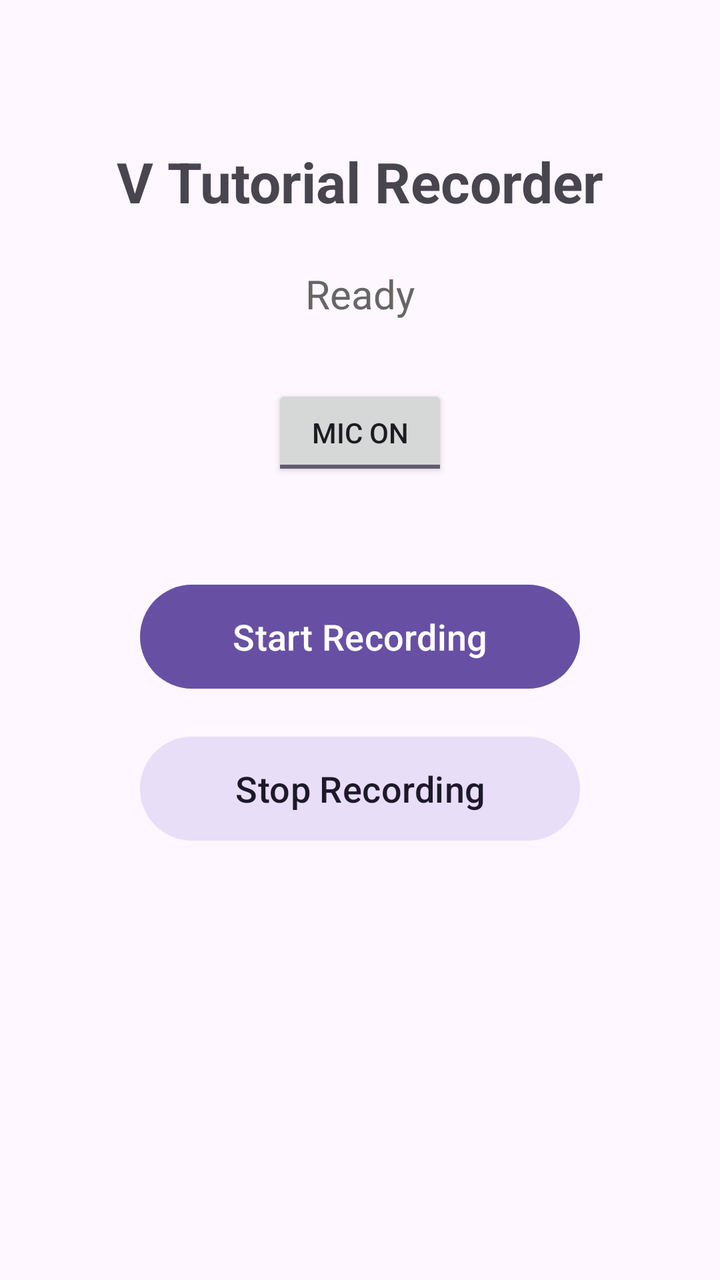
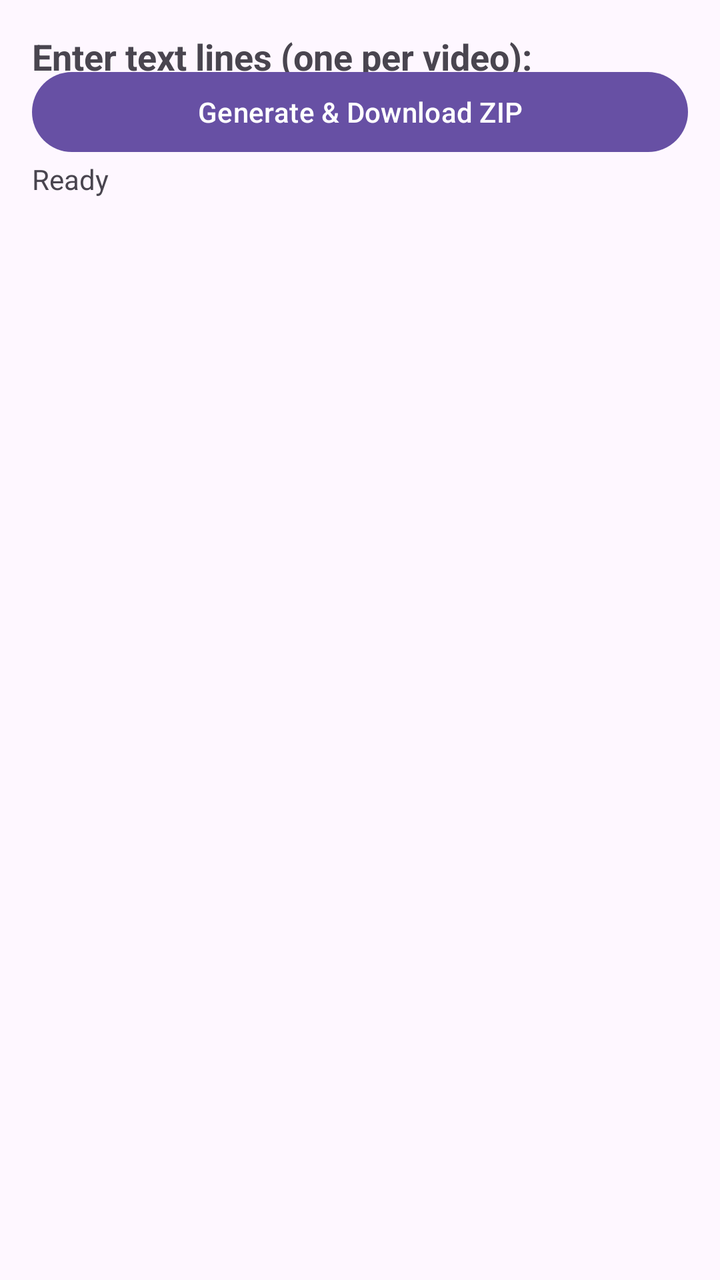

Two renders of the same Android screen: before a commit and after it. Below are the layout's source before the change and the commit's diff.
<!-- AndroidManifest.xml: application theme Theme.ShortsVideoGenerator -->
<!-- res/layout/activity_main.xml -->
<?xml version="1.0" encoding="utf-8"?>

<androidx.constraintlayout.widget.ConstraintLayout 
    xmlns:android="http://schemas.android.com/apk/res/android"
    xmlns:app="http://schemas.android.com/apk/res-auto"
    android:layout_width="match_parent"
    android:layout_height="match_parent"
    android:padding="24dp">

    <TextView
        android:id="@+id/tvTitle"
        android:layout_width="wrap_content"
        android:layout_height="wrap_content"
        android:text="V Tutorial Recorder"
        android:textSize="28sp"
        android:textStyle="bold"
        app:layout_constraintTop_toTopOf="parent"
        app:layout_constraintStart_toStartOf="parent"
        app:layout_constraintEnd_toEndOf="parent"
        android:layout_marginTop="48dp"/>

    <TextView
        android:id="@+id/tvStatus"
        android:layout_width="wrap_content"
        android:layout_height="wrap_content"
        android:text="Ready"
        android:textSize="20sp"
        android:textColor="#666666"
        app:layout_constraintTop_toBottomOf="@id/tvTitle"
        app:layout_constraintStart_toStartOf="parent"
        app:layout_constraintEnd_toEndOf="parent"
        android:layout_marginTop="24dp"/>

    <ToggleButton
        android:id="@+id/toggleAudio"
        android:layout_width="wrap_content"
        android:layout_height="wrap_content"
        android:textOn="Mic On"
        android:textOff="Mic Off"
        android:checked="true"
        app:layout_constraintTop_toBottomOf="@id/tvStatus"
        app:layout_constraintStart_toStartOf="parent"
        app:layout_constraintEnd_toEndOf="parent"
        android:layout_marginTop="32dp"/>

    <com.google.android.material.button.MaterialButton
        android:id="@+id/btnStart"
        android:layout_width="220dp"
        android:layout_height="60dp"
        android:text="Start Recording"
        android:textSize="18sp"
        app:layout_constraintTop_toBottomOf="@id/toggleAudio"
        app:layout_constraintStart_toStartOf="parent"
        app:layout_constraintEnd_toEndOf="parent"
        android:layout_marginTop="48dp"/>

    <com.google.android.material.button.MaterialButton
        android:id="@+id/btnStop"
        android:layout_width="220dp"
        android:layout_height="60dp"
        android:text="Stop Recording"
        android:textSize="18sp"
        style="@style/Widget.Material3.Button.TonalButton"
        app:layout_constraintTop_toBottomOf="@id/btnStart"
        app:layout_constraintStart_toStartOf="parent"
        app:layout_constraintEnd_toEndOf="parent"
        android:layout_marginTop="16dp"/>

</androidx.constraintlayout.widget.ConstraintLayout>
<!-- resources referenced by this layout -->
<resources>
  <style name="Theme.ShortsVideoGenerator" parent="Theme.Material3.DayNight.NoActionBar">
          <item name="android:statusBarColor">?attr/colorPrimaryVariant</item>
      </style>
</resources>

<!-- the commit's change to res/layout/activity_main.xml (unified diff, before → after) -->
@@ -1,69 +1,78 @@
 <?xml version="1.0" encoding="utf-8"?>
 
-<androidx.constraintlayout.widget.ConstraintLayout 
-    xmlns:android="http://schemas.android.com/apk/res/android"
+<androidx.constraintlayout.widget.ConstraintLayout xmlns:android="http://schemas.android.com/apk/res/android"
     xmlns:app="http://schemas.android.com/apk/res-auto"
     android:layout_width="match_parent"
     android:layout_height="match_parent"
-    android:padding="24dp">
+    android:padding="16dp">
 
     <TextView
-        android:id="@+id/tvTitle"
-        android:layout_width="wrap_content"
+        android:id="@+id/titleText"
+        android:layout_width="0dp"
         android:layout_height="wrap_content"
-        android:text="V Tutorial Recorder"
-        android:textSize="28sp"
+        android:text="Enter text lines (one per video):"
+        android:textSize="18sp"
         android:textStyle="bold"
-        app:layout_constraintTop_toTopOf="parent"
+        app:layout_constraintEnd_toEndOf="parent"
         app:layout_constraintStart_toStartOf="parent"
+        app:layout_constraintTop_toTopOf="parent" />
+
+    <EditText
+        android:id="@+id/textInput"
+        android:layout_width="0dp"
+        android:layout_height="0dp"
+        android:layout_marginTop="8dp"
+        android:layout_marginBottom="16dp"
+        android:background="@android:drawable/edit_text"
+        android:gravity="top|start"
+        android:hint="Line 1&#10;Line 2&#10;Line 3"
+        android:inputType="textMultiLine"
+        android:padding="12dp"
+        app:layout_constraintBottom_toTopOf="@+id/generateButton"
         app:layout_constraintEnd_toEndOf="parent"
-        android:layout_marginTop="48dp"/>
+        app:layout_constraintStart_toStartOf="parent"
+        app:layout_constraintTop_toBottomOf="@+id/titleText" />
+
+    <Button
+        android:id="@+id/generateButton"
+        android:layout_width="0dp"
+        android:layout_height="wrap_content"
+        android:text="Generate &amp; Download ZIP"
+        app:layout_constraintBottom_toTopOf="@+id/statusText"
+        app:layout_constraintEnd_toEndOf="parent"
+        app:layout_constraintStart_toStartOf="parent" />
+
+    <ProgressBar
+        android:id="@+id/progressBar"
+        style="?android:attr/progressBarStyleHorizontal"
+        android:layout_width="0dp"
+        android:layout_height="wrap_content"
+        android:layout_marginTop="8dp"
+        android:visibility="gone"
+        app:layout_constraintEnd_toEndOf="parent"
+        app:layout_constraintStart_toStartOf="parent"
+        app:layout_constraintTop_toBottomOf="@+id/generateButton" />
 
     <TextView
-        android:id="@+id/tvStatus"
-        android:layout_width="wrap_content"
+        android:id="@+id/statusText"
+        android:layout_width="0dp"
         android:layout_height="wrap_content"
+        android:layout_marginTop="8dp"
         android:text="Ready"
-        android:textSize="20sp"
-        android:textColor="#666666"
-        app:layout_constraintTop_toBottomOf="@id/tvTitle"
+        android:textColor="?android:attr/textColorSecondary"
+        app:layout_constraintEnd_toEndOf="parent"
         app:layout_constraintStart_toStartOf="parent"
+        app:layout_constraintTop_toBottomOf="@+id/progressBar" />
+
+    <Button
+        android:id="@+id/downloadZipButton"
+        android:layout_width="0dp"
+        android:layout_height="wrap_content"
+        android:layout_marginTop="16dp"
+        android:text="Download ZIP to Videos Folder"
+        android:visibility="gone"
         app:layout_constraintEnd_toEndOf="parent"
-        android:layout_marginTop="24dp"/>
-
-    <ToggleButton
-        android:id="@+id/toggleAudio"
-        android:layout_width="wrap_content"
-        android:layout_height="wrap_content"
-        android:textOn="Mic On"
-        android:textOff="Mic Off"
-        android:checked="true"
-        app:layout_constraintTop_toBottomOf="@id/tvStatus"
         app:layout_constraintStart_toStartOf="parent"
-        app:layout_constraintEnd_toEndOf="parent"
-        android:layout_marginTop="32dp"/>
-
-    <com.google.android.material.button.MaterialButton
-        android:id="@+id/btnStart"
-        android:layout_width="220dp"
-        android:layout_height="60dp"
-        android:text="Start Recording"
-        android:textSize="18sp"
-        app:layout_constraintTop_toBottomOf="@id/toggleAudio"
-        app:layout_constraintStart_toStartOf="parent"
-        app:layout_constraintEnd_toEndOf="parent"
-        android:layout_marginTop="48dp"/>
-
-    <com.google.android.material.button.MaterialButton
-        android:id="@+id/btnStop"
-        android:layout_width="220dp"
-        android:layout_height="60dp"
-        android:text="Stop Recording"
-        android:textSize="18sp"
-        style="@style/Widget.Material3.Button.TonalButton"
-        app:layout_constraintTop_toBottomOf="@id/btnStart"
-        app:layout_constraintStart_toStartOf="parent"
-        app:layout_constraintEnd_toEndOf="parent"
-        android:layout_marginTop="16dp"/>
+        app:layout_constraintTop_toBottomOf="@+id/statusText" />
 
 </androidx.constraintlayout.widget.ConstraintLayout>
